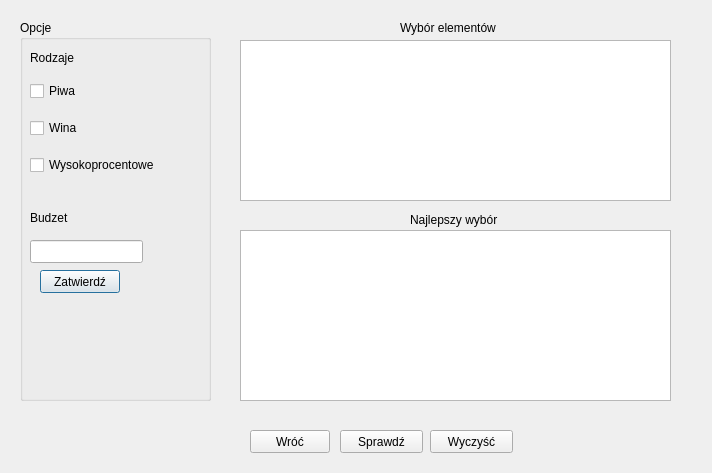
226543/ProblemPlecakowy, file game.ui: the form before one commit.
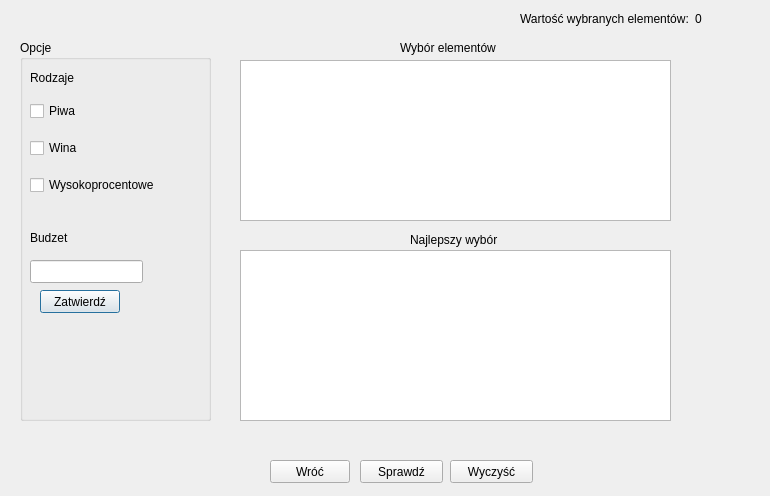
The form after the commit.

Commit message: dodanie aktualnej wartosci plecaka w grze

The edit to the form file:
```diff
--- a/game.ui
+++ b/game.ui
@@ -6,8 +6,8 @@
    <rect>
     <x>0</x>
     <y>0</y>
-    <width>712</width>
-    <height>473</height>
+    <width>770</width>
+    <height>496</height>
    </rect>
   </property>
   <property name="windowTitle">
@@ -17,7 +17,7 @@
    <property name="geometry">
     <rect>
      <x>20</x>
-     <y>20</y>
+     <y>40</y>
      <width>191</width>
      <height>381</height>
     </rect>
@@ -112,7 +112,7 @@
    <property name="geometry">
     <rect>
      <x>240</x>
-     <y>40</y>
+     <y>60</y>
      <width>431</width>
      <height>161</height>
     </rect>
@@ -122,7 +122,7 @@
    <property name="geometry">
     <rect>
      <x>240</x>
-     <y>230</y>
+     <y>250</y>
      <width>431</width>
      <height>171</height>
     </rect>
@@ -131,8 +131,8 @@
   <widget class="QPushButton" name="pushButton_4">
    <property name="geometry">
     <rect>
-     <x>430</x>
-     <y>430</y>
+     <x>450</x>
+     <y>460</y>
      <width>83</width>
      <height>23</height>
     </rect>
@@ -147,8 +147,8 @@
   <widget class="QPushButton" name="pushButton_3">
    <property name="geometry">
     <rect>
-     <x>340</x>
-     <y>430</y>
+     <x>360</x>
+     <y>460</y>
      <width>83</width>
      <height>23</height>
     </rect>
@@ -163,8 +163,8 @@
   <widget class="QPushButton" name="pushButton_2">
    <property name="geometry">
     <rect>
-     <x>250</x>
-     <y>430</y>
+     <x>270</x>
+     <y>460</y>
      <width>80</width>
      <height>23</height>
     </rect>
@@ -177,7 +177,7 @@
    <property name="geometry">
     <rect>
      <x>400</x>
-     <y>20</y>
+     <y>40</y>
      <width>101</width>
      <height>16</height>
     </rect>
@@ -190,7 +190,7 @@
    <property name="geometry">
     <rect>
      <x>410</x>
-     <y>210</y>
+     <y>230</y>
      <width>91</width>
      <height>20</height>
     </rect>
@@ -199,6 +199,32 @@
     <string>Najlepszy wybór</string>
    </property>
   </widget>
+  <widget class="QWidget" name="">
+   <property name="geometry">
+    <rect>
+     <x>520</x>
+     <y>10</y>
+     <width>212</width>
+     <height>17</height>
+    </rect>
+   </property>
+   <layout class="QHBoxLayout" name="horizontalLayout">
+    <item>
+     <widget class="QLabel" name="label_3">
+      <property name="text">
+       <string>Wartość wybranych elementów:</string>
+      </property>
+     </widget>
+    </item>
+    <item>
+     <widget class="QLabel" name="label_6">
+      <property name="text">
+       <string>0</string>
+      </property>
+     </widget>
+    </item>
+   </layout>
+  </widget>
  </widget>
  <resources/>
  <connections/>
```
The commit also changes 1 other file.
